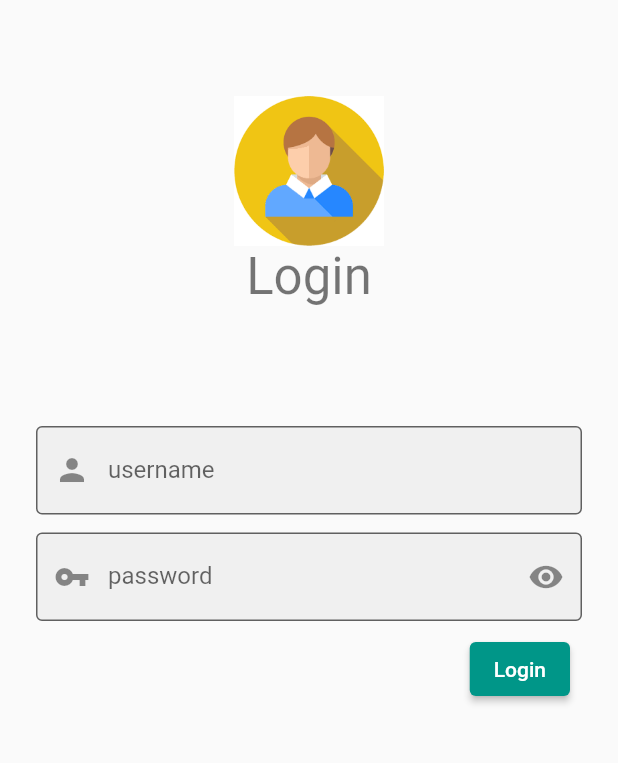
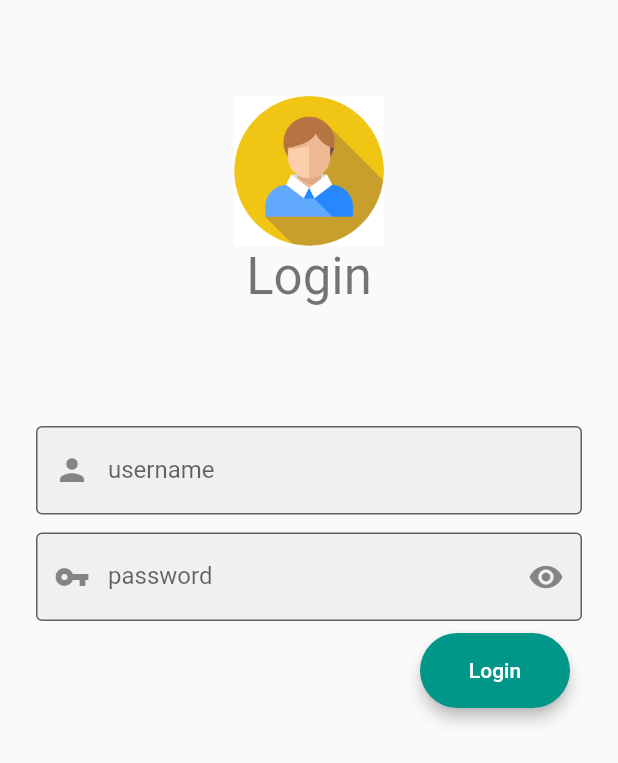
Before and after one commit to omer358/Login-Flutter-App, a Flutter app: the screen it shows after launch, on a phone screen of 412 x 824 dp. Shown: the top 763 px of the screen. Run offline on Flutter 3.47's test engine with Material 2 defaults, Android fonts, the phone set to English and light mode, and no system bars; drawn by our look-alikes of rounded_loading_button.

Commit message:
Add animated rouned button

```diff
--- a/lib/screens/login.dart
+++ b/lib/screens/login.dart
@@ -1,5 +1,8 @@
+import 'dart:async';
+
 import 'package:flutter/material.dart';
 import 'package:login_app/screens/home.dart';
+import 'package:rounded_loading_button/rounded_loading_button.dart';
 
 class LoginRoute extends StatefulWidget {
   const LoginRoute({Key? key}) : super(key: key);
@@ -9,6 +12,8 @@ class LoginRoute extends StatefulWidget {
 }
 
 class _LoginRouteState extends State<LoginRoute> {
+  final RoundedLoadingButtonController _btnController =
+      RoundedLoadingButtonController();
   bool _IsVisiable = false;
   @override
   Widget build(BuildContext context) {
@@ -65,12 +70,19 @@ class _LoginRouteState extends State<LoginRoute> {
             ),
             ButtonBar(
               children: [
-                ElevatedButton(
-                    child: const Text("Login"),
-                    onPressed: () {
-                      Navigator.push(context,
-                          MaterialPageRoute(builder: (context) => const Home()));
-                    }),
+                RoundedLoadingButton(
+                  child: const Text(
+                    'Login',
+                    style: TextStyle(
+                      color: Colors.white,
+                    ),
+                  ),
+                  elevation: 4,
+                  controller: _btnController,
+                  onPressed: _loginAction,
+                  color: Colors.teal,
+                  width: 100.0,
+                ),
               ],
             )
           ],
@@ -88,4 +100,17 @@ class _LoginRouteState extends State<LoginRoute> {
       }
     });
   }
+
+  void _loginAction() async {
+    Timer(const Duration(seconds: 3), () {
+      _btnController.success();
+      _btnController.reset();
+      Navigator.push(
+        context,
+        MaterialPageRoute(
+          builder: (context) => const Home(),
+        ),
+      );
+    });
+  }
 }
--- a/pubspec.yaml
+++ b/pubspec.yaml
@@ -27,6 +27,7 @@ environment:
 # the latest version available on pub.dev. To see which dependencies have newer
 # versions available, run `flutter pub outdated`.
 dependencies:
+  rounded_loading_button: ^2.0.8
   flutter:
     sdk: flutter
 
```
Also changed, not shown: pubspec.lock.
